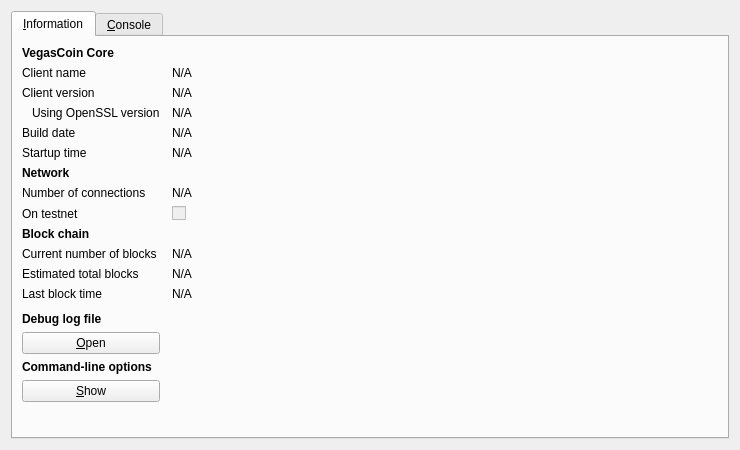
Qt form src/qt/forms/rpcconsole.ui (VegasCoin/vegascoin) before a commit.
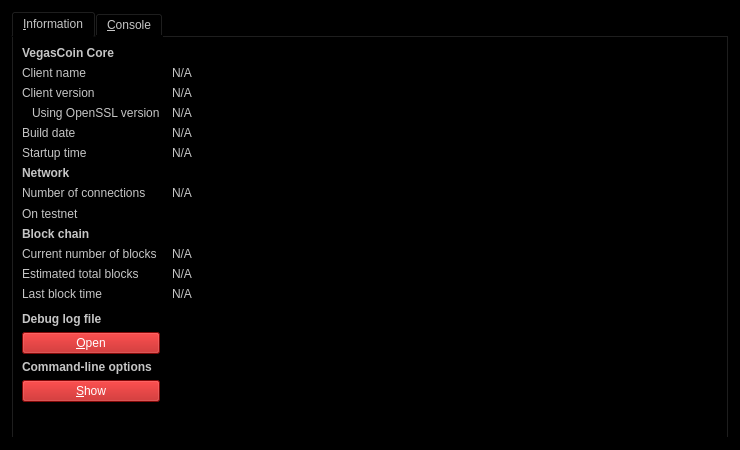
The same form after that commit. Icons and pictures are not drawn.

Commit message: Updated forms to black background

What changed in the file:
```diff
--- a/src/qt/forms/rpcconsole.ui
+++ b/src/qt/forms/rpcconsole.ui
@@ -13,6 +13,10 @@
   <property name="windowTitle">
    <string>VegasCoin - Debug window</string>
   </property>
+  <property name="styleSheet">
+   <string notr="true">color: rgb(198, 198, 198);
+background-color: rgb(0, 0, 0);</string>
+  </property>
   <layout class="QVBoxLayout" name="verticalLayout_2">
    <item>
     <widget class="QTabWidget" name="tabWidget">
@@ -324,6 +328,11 @@
          <property name="toolTip">
           <string>Open the VegasCoin debug log file from the current data directory. This can take a few seconds for large log files.</string>
          </property>
+         <property name="styleSheet">
+          <string notr="true">font: bold 9pt &quot;Sans Serif&quot;;
+color: rgb(255, 255, 255);
+background-color: rgb(183, 13, 13);</string>
+         </property>
          <property name="text">
           <string>&amp;Open</string>
          </property>
@@ -350,6 +359,11 @@
          <property name="toolTip">
           <string>Show the VegasCoin-Qt help message to get a list with possible VegasCoin command-line options.</string>
          </property>
+         <property name="styleSheet">
+          <string notr="true">font: bold 9pt &quot;Sans Serif&quot;;
+color: rgb(255, 255, 255);
+background-color: rgb(183, 13, 13);</string>
+         </property>
          <property name="text">
           <string>&amp;Show</string>
          </property>
```
The commit also changes 11 other files.
